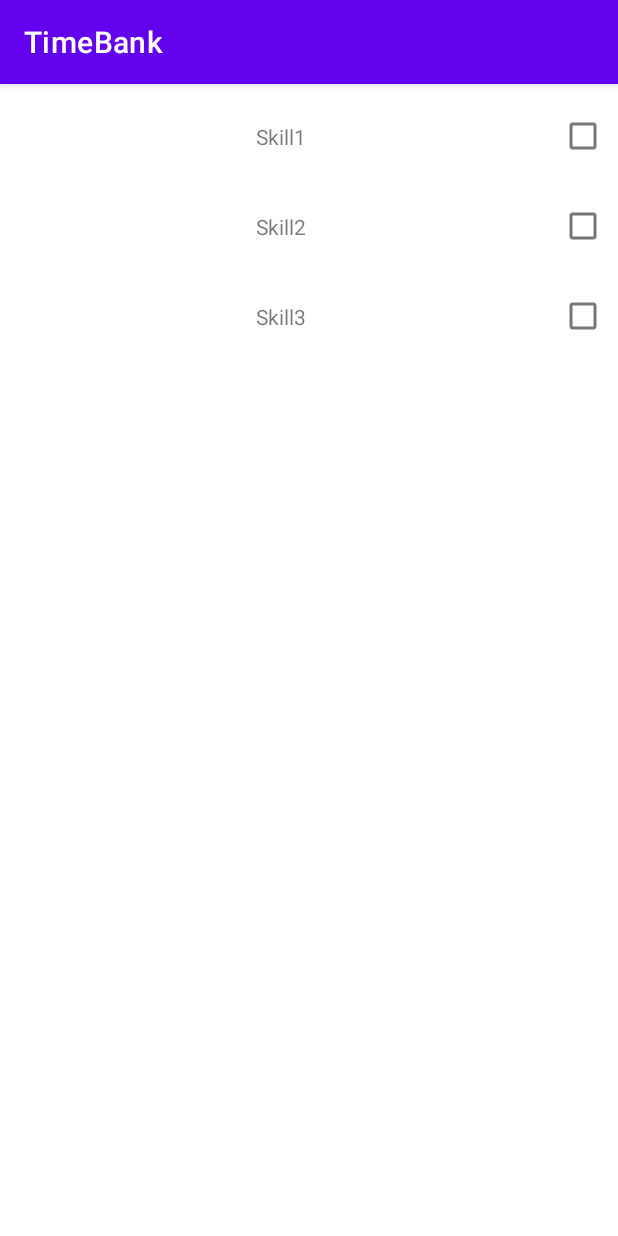
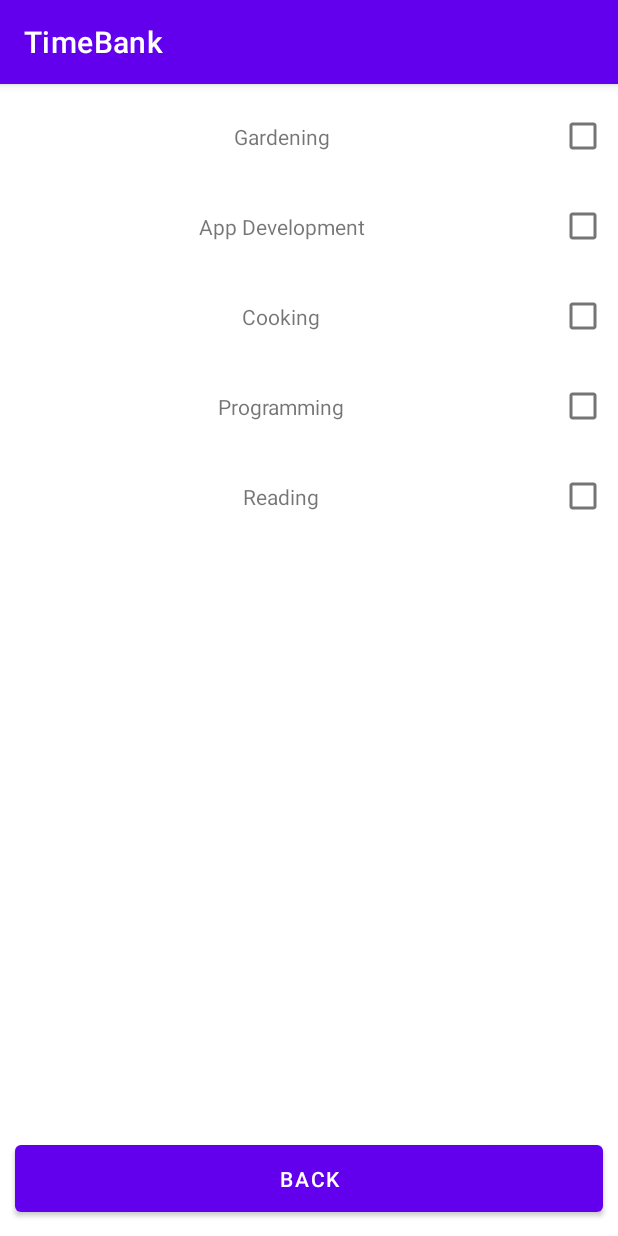
Before and after one commit to coccocarmiano/mad2022lab3, an Android app: the EditSkills screen opened through its navigation route, on a phone screen of 412 x 824 dp. Run offline under Robolectric (Android 15) with nearby library versions, the phone set to English and light mode, and no system bars.

Commit message:
Added picture uploading and skills setting

```diff
--- a/app/src/main/java/com/example/lab3/EditSkills.kt
+++ b/app/src/main/java/com/example/lab3/EditSkills.kt
@@ -4,8 +4,11 @@ import android.os.Bundle
 import android.view.LayoutInflater
 import android.view.View
 import android.view.ViewGroup
+import android.widget.CheckBox
+import android.widget.TextView
 import androidx.fragment.app.Fragment
 import androidx.fragment.app.activityViewModels
+import androidx.lifecycle.MutableLiveData
 import androidx.recyclerview.widget.LinearLayoutManager
 import androidx.recyclerview.widget.RecyclerView
 import kotlinx.android.synthetic.main.edit_skills_fragment.view.*
@@ -15,11 +18,11 @@ class EditSkills : Fragment() {
 
     private val userViewModel: UserViewModel by activityViewModels()
 
-    class SkillsAdapter(private val skills: Array<String>) : RecyclerView.Adapter<SkillsAdapter.ViewHolder>() {
+    class SkillsAdapter(private val skills: Array<String>, private val userSkills : MutableLiveData<MutableList<String>> ) : RecyclerView.Adapter<SkillsAdapter.ViewHolder>() {
 
-        class ViewHolder(val view: View) : RecyclerView.ViewHolder(view) {
-            val skillTextView = view.skillsListItemTextView
-            val skillCheckBox = view.skillsListItemCheckbox
+        class ViewHolder(view: View) : RecyclerView.ViewHolder(view) {
+            val skillTextView : TextView = view.skillsListItemTextView
+            val skillCheckBox : CheckBox = view.skillsListItemCheckbox
         }
 
         override fun onCreateViewHolder(parent: ViewGroup, viewType: Int): ViewHolder {
@@ -27,12 +30,20 @@ class EditSkills : Fragment() {
                         .from(parent.context)
                         .inflate(R.layout.skill_list_item, parent, false)
 
-            return ViewHolder(view)
-        }
+            view.skillsListItemCheckbox.setOnClickListener {
+                when (view.skillsListItemCheckbox.isChecked) {
+                    true -> userSkills.value?.add(view.skillsListItemTextView.text.toString())
+                    false -> userSkills.value?.remove(view.skillsListItemTextView.text.toString())
+                }
+            }
+
+                return ViewHolder(view)
+            }
+
 
         override fun onBindViewHolder(holder: ViewHolder, position: Int) {
             holder.skillTextView.text = skills[position]
-            holder.skillCheckBox.isChecked = false
+            holder.skillCheckBox.isChecked = userSkills.value?.contains(skills[position]) ?: false
         }
 
         override fun getItemCount(): Int {
@@ -46,13 +57,22 @@ class EditSkills : Fragment() {
         savedInstanceState: Bundle?
     ): View? {
         val view = inflater.inflate(R.layout.edit_skills_fragment, container, false)
-        val skillsAdapter = SkillsAdapter(listOf("Skill1", "Skill2", "Skill3").toTypedArray())
+        val skillsAdapter = SkillsAdapter(
+                listOf(
+                    "Gardening", "App Development", "Cooking", "Programming", "Reading",
+                ).toTypedArray(), userViewModel.skills)
         val recyclerView = view.skillsListRecyclerView
         recyclerView.run {
             adapter = skillsAdapter
             layoutManager = LinearLayoutManager(container?.context)
         }
 
-        return view;
+
+
+        view.saveSkillButton.setOnClickListener {
+            activity?.onBackPressed()
+        }
+
+        return view
     }
 }
--- a/app/src/main/java/com/example/lab3/MainActivity.kt
+++ b/app/src/main/java/com/example/lab3/MainActivity.kt
@@ -2,20 +2,15 @@ package com.example.lab3
 
 import android.content.Intent
 import android.graphics.Bitmap
-import android.net.Uri
-import android.opengl.Visibility
 import androidx.appcompat.app.AppCompatActivity
 import android.os.Bundle
-import android.provider.MediaStore
-import android.widget.ImageView
-import android.widget.Toast
 import androidx.activity.viewModels
 import com.google.android.material.snackbar.Snackbar
 
 class MainActivity : AppCompatActivity() {
 
-    val userViewModel: UserViewModel by viewModels()
-    val requestPhotoForProfileEdit = 1;
+    private val userViewModel: UserViewModel by viewModels()
+    val requestPhotoForProfileEdit = 1
 
     override fun onCreate(savedInstanceState: Bundle?) {
         super.onCreate(savedInstanceState)
@@ -25,15 +20,13 @@ class MainActivity : AppCompatActivity() {
     override fun onActivityResult(requestCode: Int, resultCode: Int, data: Intent?) {
         super.onActivityResult(requestCode, resultCode, data)
         if (requestCode == requestPhotoForProfileEdit) {
-            val result = data?.extras?.get("data")
             when (resultCode) {
                 RESULT_OK -> {
-                    // TODO Check if there is a cleaner way of doing so
                     // If Bitmap
                     data?.extras?.get("data")?.let {
-                        // Bitmap is kinda ugly to use, refer to
-                        // https://developer.android.com/training/camera/photobasics
-                        // create XMLs and to the saving via updateProfilePictureFromURI()
+                        it as Bitmap
+                    }?.run {
+                        userViewModel.storeProfilePicture(this)
                     }
 
                     // If URI
--- a/app/src/main/java/com/example/lab3/ShowProfile.kt
+++ b/app/src/main/java/com/example/lab3/ShowProfile.kt
@@ -24,6 +24,7 @@ class ShowProfile : Fragment() {
         view.locationTV.text = userViewModel.location.value
         view.usernameTV.text = userViewModel.username.value
         view.profileImageShowProfile.setImageBitmap(userViewModel.profilePictureBitmap.value)
+        view.skillsTV.text = userViewModel.skills.value?.joinToString(", ") ?: getString(R.string.no_skills)
         return view
     }
 
--- a/app/src/main/java/com/example/lab3/UserViewModel.kt
+++ b/app/src/main/java/com/example/lab3/UserViewModel.kt
@@ -2,7 +2,6 @@ package com.example.lab3
 
 import android.app.Application
 import android.content.Context
-import android.content.res.Resources
 import android.graphics.Bitmap
 import android.graphics.BitmapFactory
 import android.net.Uri
@@ -12,20 +11,17 @@ import androidx.lifecycle.MutableLiveData
 import kotlinx.android.synthetic.main.edit_profile_fragment.view.*
 import org.json.JSONObject
 import java.io.File
-import java.io.FileInputStream
-import java.io.FileOutputStream
 
 
 class UserViewModel(private val app: Application) : AndroidViewModel(app) {
 
-
-    // How to retrieve resources without context?
     val fullname = MutableLiveData<String>()
     val username = MutableLiveData<String>()
     val location = MutableLiveData<String>()
     val mail = MutableLiveData<String>()
     val profilePictureBitmap = MutableLiveData<Bitmap>()
-    val profilePictureFileName = "profilePicture.png"
+    private val profilePictureFileName = "profilePicture.png"
+    val skills = MutableLiveData<MutableList<String>>()
 
     init {
         val jsonString = app.getSharedPreferences("user", Context.MODE_PRIVATE).getString("user", "{}") ?: "{}"
@@ -36,20 +32,27 @@ class UserViewModel(private val app: Application) : AndroidViewModel(app) {
             username.value = optString("username", app.getString(R.string.username_placeholder_text))
             location.value = optString("location", app.getString(R.string.location_placeholder_text))
             mail.value = optString("mail", app.getString(R.string.email_placeholder_text))
-            // Skills...
+            skills.value = optString("skills", "").let {
+                when (it) {
+                    "" -> mutableListOf()
+                    else -> it.split(",").toMutableList()
+                }
+            }
         }
+
+
 
         loadProfilePicture()
     }
 
-    fun save() {
+    private fun save() {
         JSONObject()
             .apply {
                 put("fullname", fullname.value)
                 put("username", username.value)
                 put("location", location.value)
                 put("mail", mail.value)
-                // Skills..?
+                put("skills", skills.value?.joinToString(",") ?: "")
             }.toString()
             .run {
                  app
@@ -59,20 +62,18 @@ class UserViewModel(private val app: Application) : AndroidViewModel(app) {
                 .apply()
             }
 
-        // TODO This has to be changed
-        profilePictureBitmap.value?.let { storeProfilePicture(it) }
     }
 
-    // TODO This has to be removed when methods below are implemented
-    private fun storeProfilePicture(bmp : Bitmap) {
-        bmp.compress(Bitmap.CompressFormat.PNG, 100, app.openFileOutput("profile.png", Context.MODE_PRIVATE))
+    fun storeProfilePicture(bmp : Bitmap) {
+        bmp.compress(Bitmap.CompressFormat.PNG, 100, app.openFileOutput(profilePictureFileName, Context.MODE_PRIVATE))
+        loadProfilePicture()
     }
 
     private fun loadProfilePicture() : Bitmap {
-        return File(profilePictureFileName)
+        return File(app.filesDir, profilePictureFileName)
             .run {
                 when (exists()) {
-                    true -> BitmapFactory.decodeFile(this.absolutePath)
+                    true -> BitmapFactory.decodeFile(File(app.filesDir, profilePictureFileName).absolutePath)
                     false -> BitmapFactory.decodeResource(app.resources, R.drawable.default_pfp)
                 }
             }.also {
@@ -89,16 +90,14 @@ class UserViewModel(private val app: Application) : AndroidViewModel(app) {
         save()
     }
 
-    // This should be deleted...
-    fun updateProfilePictureFromImage() {
-        // TODO Implement, possibly not from Bitmap
-    }
 
-    // Not tested
     fun updateProfilePictureFromURI(uri : Uri) {
-        val inFile = FileInputStream(uri.path)
-        val outFile = FileOutputStream(profilePictureFileName)
-        inFile.copyTo(outFile)
-    }
+        val inStream = app.contentResolver.openInputStream(uri)
+        val outStream = File(app.filesDir, profilePictureFileName).outputStream()
+        inStream?.also {
+            it.copyTo(outStream)
+        }
+        loadProfilePicture()
+        }
 
 }
--- a/app/src/main/res/layout-land/edit_skills_fragment.xml
+++ b/app/src/main/res/layout-land/edit_skills_fragment.xml
@@ -5,10 +5,34 @@
     android:layout_height="match_parent"
     tools:context=".EditSkills" >
 
-    <androidx.recyclerview.widget.RecyclerView
-        android:id="@+id/skillsListRecyclerView"
+
+    <LinearLayout
+        android:layout_height="match_parent"
         android:layout_width="match_parent"
-        android:layout_height="match_parent" />
+        android:orientation="vertical">
 
 
+
+    <FrameLayout
+        android:layout_width="match_parent"
+        android:layout_height="match_parent"
+        android:layout_weight="1">
+        <androidx.recyclerview.widget.RecyclerView
+            android:id="@+id/skillsListRecyclerView"
+            android:layout_width="match_parent"
+            android:layout_height="match_parent"/>
+    </FrameLayout>
+
+    <Button
+        android:id="@+id/saveSkillButton"
+        android:layout_width="match_parent"
+        android:layout_height="match_parent"
+        android:layout_marginVertical="5dp"
+        android:layout_marginHorizontal="20dp"
+        android:layout_weight="5"
+        android:text="@string/editSkillsFragmentBackButton"/>
+
+
+    </LinearLayout>
+
 </androidx.constraintlayout.widget.ConstraintLayout>
--- a/app/src/main/res/layout/activity_main.xml
+++ b/app/src/main/res/layout/activity_main.xml
@@ -9,7 +9,7 @@
     tools:context=".MainActivity">
 
 
-    <fragment
+    <androidx.fragment.app.FragmentContainerView
         android:id="@+id/nav_host_fragment"
         android:name="androidx.navigation.fragment.NavHostFragment"
         android:layout_width="match_parent"
--- a/app/src/main/res/layout/edit_skills_fragment.xml
+++ b/app/src/main/res/layout/edit_skills_fragment.xml
@@ -1,14 +1,40 @@
 <?xml version="1.0" encoding="utf-8"?>
 <androidx.constraintlayout.widget.ConstraintLayout xmlns:android="http://schemas.android.com/apk/res/android"
+    xmlns:app="http://schemas.android.com/apk/res-auto"
     xmlns:tools="http://schemas.android.com/tools"
     android:layout_width="match_parent"
     android:layout_height="match_parent"
-    tools:context=".EditSkills" >
+    tools:context=".EditSkills">
 
-    <androidx.recyclerview.widget.RecyclerView
-        android:id="@+id/skillsListRecyclerView"
+    <LinearLayout
+        android:layout_height="match_parent"
         android:layout_width="match_parent"
-        android:layout_height="match_parent" />
+        android:orientation="vertical">
+
+
+
+        <FrameLayout
+            android:layout_width="match_parent"
+            android:layout_height="match_parent"
+            android:layout_weight="1">
+            <androidx.recyclerview.widget.RecyclerView
+                android:id="@+id/skillsListRecyclerView"
+                android:layout_width="match_parent"
+                android:layout_height="match_parent"/>
+        </FrameLayout>
+
+        <Button
+            android:id="@+id/saveSkillButton"
+            android:layout_width="match_parent"
+            android:layout_height="match_parent"
+            android:layout_margin="10dp"
+            android:layout_weight="9"
+            android:text="@string/editSkillsFragmentBackButton"/>
+
+    </LinearLayout>
+
+
+
 
 
 </androidx.constraintlayout.widget.ConstraintLayout>
--- a/app/src/main/res/values/strings.xml
+++ b/app/src/main/res/values/strings.xml
@@ -5,4 +5,6 @@
     <string name="fullname_placeholder_text">Full Name</string>
     <string name="email_placeholder_text">Email</string>
     <string name="editProfileButtonText">Edit Profile</string>
+    <string name="no_skills">No Skills</string>
+    <string name="editSkillsFragmentBackButton">Back</string>
 </resources>
```
Also changed, not shown: app/src/main/AndroidManifest.xml (+0 -13 lines), app/src/main/java/com/example/lab3/EditProfile.kt (+3 -5 lines), app/src/main/res/layout-land/show_profile_fragment.xml (+7 -0 lines), app/src/main/res/layout/show_profile_fragment.xml (+7 -0 lines).
